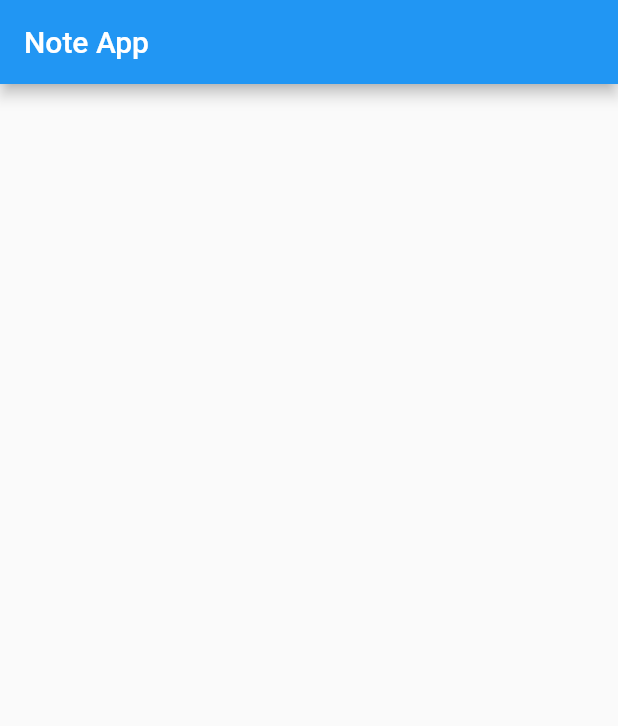
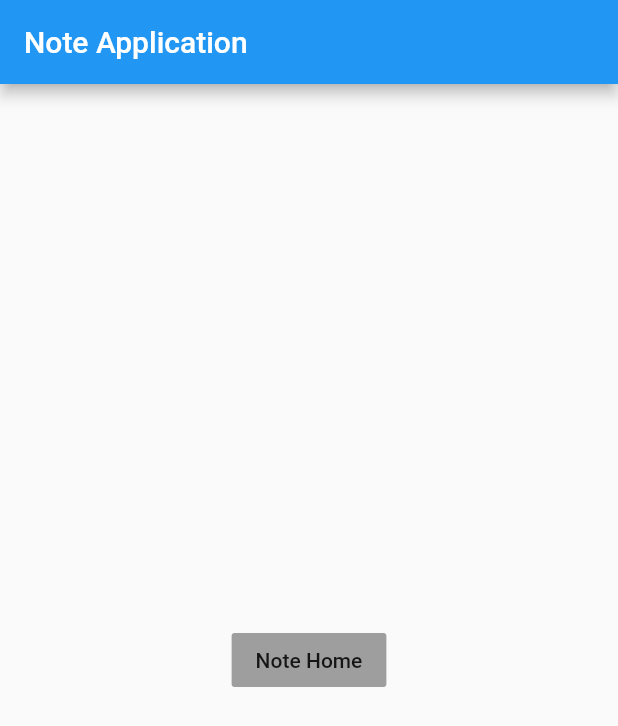
Before and after one commit to gokhan94/flutter_firestore_note_app, a Flutter app: the screen it shows after launch, on a phone screen of 412 x 824 dp. Shown: the top 726 px of the screen. Run offline on Flutter 3.47's test engine with Material 2 defaults, Android fonts, the phone set to English and light mode, and no system bars; our stand-ins replace firebase_core; accounts and stored records are empty.

Commit message:
routes created

```diff
--- a/lib/home_page.dart
+++ /dev/null
@@ -1,12 +0,0 @@
-import 'package:flutter/material.dart';
-
-class MyHomePage extends StatelessWidget {
-  @override
-  Widget build(BuildContext context) {
-    return Scaffold(
-      appBar: AppBar(
-        title: Text("Note App"),
-      ),
-    );
-  }
-}
--- a/lib/main.dart
+++ b/lib/main.dart
@@ -1,7 +1,7 @@
 import 'package:flutter/material.dart';
 import 'package:firebase_core/firebase_core.dart';
-import 'package:cloud_firestore/cloud_firestore.dart';
-import 'home_page.dart';
+import 'package:flutter_note_app/ui/note_detail.dart';
+import 'ui/note_home.dart';
 
 void main() async {
   WidgetsFlutterBinding.ensureInitialized();
@@ -15,12 +15,14 @@ class MyApp extends StatelessWidget {
   @override
   Widget build(BuildContext context) {
     return MaterialApp(
-      title: 'Flutter Demo',
-      theme: ThemeData(
-        primarySwatch: Colors.blue,
-        visualDensity: VisualDensity.adaptivePlatformDensity,
-      ),
-      home: MyHomePage(),
+      initialRoute: '/home',
+      routes: {
+        NoteHomePage.routeName: (context) => NoteHomePage(),
+        NoteDetail.routeName:   (context) => NoteDetail()
+        //'/home': (context) => NoteHomePage(),
+        //'/note-detail': (context) => NoteDetail(),
+      },
+
     );
   }
 }
--- /dev/null
+++ b/lib/model/note.dart
@@ -0,0 +1,8 @@
+class Note {
+  final int noteId;
+  final String name;
+  final String description;
+  final int categoryId;
+
+  Note(this.noteId, this.name, this.description, this.categoryId);
+}
--- /dev/null
+++ b/lib/ui/note_detail.dart
@@ -0,0 +1,20 @@
+import 'package:flutter/material.dart';
+import 'package:flutter_note_app/model/note.dart';
+
+class NoteDetail extends StatelessWidget {
+  static const routeName = '/note-detail';
+
+  @override
+  Widget build(BuildContext context) {
+    final Note args = ModalRoute.of(context).settings.arguments;
+
+    return Scaffold(
+      appBar: AppBar(
+        title: Text(args.name),
+      ),
+      body: Center(
+        child: Text(args.description),
+      ),
+    );
+  }
+}
--- /dev/null
+++ b/lib/ui/note_home.dart
@@ -0,0 +1,27 @@
+import 'package:flutter/material.dart';
+import 'note_detail.dart';
+import 'package:flutter_note_app/model/note.dart';
+
+class NoteHomePage extends StatelessWidget {
+  static const routeName = '/home';
+
+  @override
+  Widget build(BuildContext context) {
+    return Scaffold(
+      appBar: AppBar(
+        title: Text("Note Application"),
+      ),
+      body: Center(
+        child: FlatButton(
+          child: Text("Note Home"),
+          color: Colors.grey,
+          textColor: Colors.black87,
+          onPressed: () {
+            Navigator.pushNamed(context, NoteDetail.routeName,
+                arguments: Note(1, "note 1", "note description", 2));
+          },
+        ),
+      ),
+    );
+  }
+}
```
